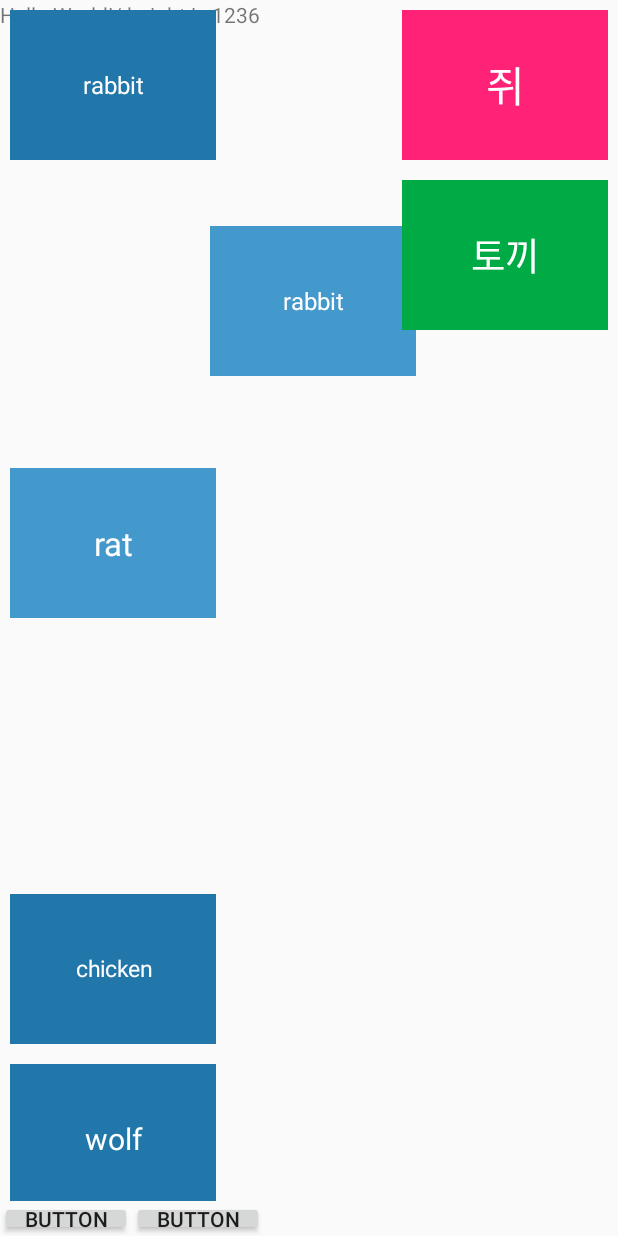
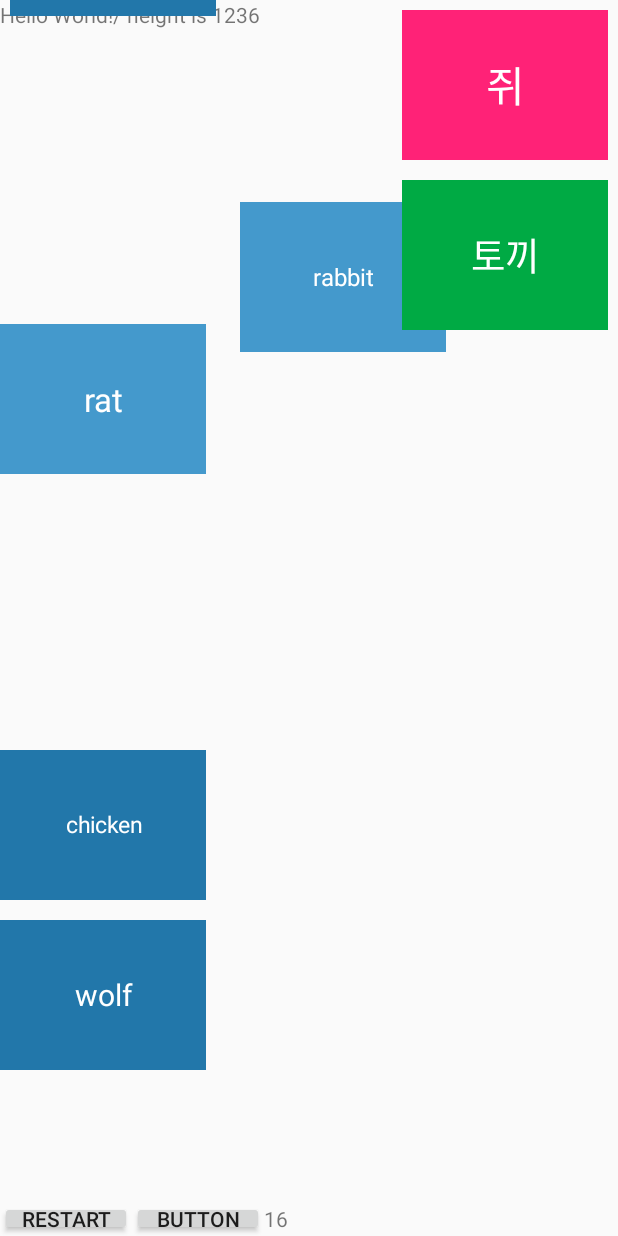
Before and after one commit to ELinda/baggage-bonanza, an Android app: the screen it shows after launch (MainActivity), after a tap on "rat", on a phone screen of 412 x 824 dp. Run offline under Robolectric (Android 15) with nearby library versions, the light colour scheme and no system bars; 2 other taps on this screen came first.

Commit message:
added restart, end-game cases, stopwatch

```diff
--- a/app/src/main/java/com/example/linda/funhouse/MainActivity.java
+++ b/app/src/main/java/com/example/linda/funhouse/MainActivity.java
@@ -20,6 +20,7 @@ import java.io.IOException;
 import java.io.InputStreamReader;
 import java.util.ArrayList;
 import java.util.HashMap;
+import java.util.Map;
 
 public class MainActivity extends AppCompatActivity {
     public static final int ACTIVATED_A_COLOR = Color.parseColor("#4499CC");
@@ -28,7 +29,30 @@ public class MainActivity extends AppCompatActivity {
     public static final int RIGHT_MATCH_COLOR = Color.parseColor("#00AA44");
     public static final int WRONG_MATCH_COLOR = Color.parseColor("#AA4400");
     public static final int TEXT_COLOR = Color.parseColor("#FFFFFF");
+    private static final int BUTTON_MARGIN = 10;
+    private static final int ADD_RIGHT_BUTTON_TASK_INTERVAL = 6000;
+    private static final int SCROLL_LEFT_BUTTON_TASK_INTERVAL = 125;
+    private static final int SCROLL_LEFT_BUTTON_RATE = 8;
+    private StopWatch watch = null;
+    private HashMap<String, String> AQ = new HashMap<String, String>();
+    private ArrayList<String> Q = new ArrayList<String>();
+    private ArrayList<String> A = new ArrayList<String>();
+    private int maxId = 10;
+    private static final int BUTTON_HEIGHT = 150;
+    private int BUTTON_WIDTH;
+    private HashMap<TextView, TextView> QsTakenByA = new HashMap<>();
+    ArrayList<TextView> visibleQ = new ArrayList<>();
+    ArrayList<TextView> visibleA = new ArrayList<>();
+    ArrayList<String> visibleAUnused = new ArrayList<String>();
+    private int maxQs = 0;
     private Handler mHandler;
+    private void clearState(){
+        QsTakenByA.clear();
+        visibleA.clear();
+        visibleQ.clear();
+        visibleAUnused.clear();
+        watch.reset();
+    }
     public class MoveActivatedTextView implements Runnable {
         TextView activated;
         public MoveActivatedTextView(TextView activated){
@@ -57,24 +81,64 @@ public class MainActivity extends AppCompatActivity {
             if (activated.getX() < BUTTON_WIDTH) {
                 mHandler.postDelayed(this, SCROLL_LEFT_BUTTON_TASK_INTERVAL);
             } else {
+                matchQAndA(activated, maxDistance);
+            }
+        }
+        public void matchQAndA(TextView candidateA, float maxDistance){
             visibleA.remove(activated);
             for (TextView q : visibleQ){
-                    System.out.println(String.format("candidate %s with %s",
-                            activated.getText(), q.getText()));
-                    if (is_closest_choice(activated, q, maxDistance)){
-                        System.out.println(String.format("And matched %s with %s",
-                                           activated.getText(), q.getText()));
+                if (isClosestChoice(activated, q, maxDistance)){
+                    /*System.out.println(String.format("Matched %s with %s",
+                            activated.getText(), q.getText()));*/
+                    // if the Q is already matched with an A, return old A to the left column
+                    if (QsTakenByA.containsKey(q)){
+                        visibleA.add(QsTakenByA.get(q));
+                        placeAReturningInBelt(QsTakenByA.get(q));
+                    }
+                    QsTakenByA.put(q, activated);
                     if (AQ.get(activated.getText()).equals(q.getText())){
                         q.setBackgroundColor(RIGHT_MATCH_COLOR);
                     }else{
                         q.setBackgroundColor(WRONG_MATCH_COLOR);
                     }
-                        return;
+                    break;
+                }
+            }
+            // if all answers are taken but some are wrongly assigned, reset all the wrong ones
+            // otherwise, win
+            if (visibleA.size() == 0){
+                winOrResetAllWrongAnswers();
+            }
+        }
+        public void winOrResetAllWrongAnswers(){
+            // questions wrongly answered
+            ArrayList<TextView> wrongQs = new ArrayList<>();
+            for(Map.Entry<TextView, TextView> qa : QsTakenByA.entrySet()){
+                TextView q = qa.getKey();
+                TextView a = qa.getValue();
+                //System.out.println(String.format("Q->A is %s, %s", q.getText(), a.getText()));
+                if (!AQ.get(a.getText()).equals(q.getText())){
+                    visibleA.add(a);
+                    placeAReturningInBelt(a);
+                    wrongQs.add(q);
+                }
+            }
+            // if no questions wrongly answered, you have won! Otherwise, finish the reset
+            if (wrongQs.size() == 0){
+                TextView hello = (TextView) findViewById(R.id.hello);
+                hello.setWidth(getScreenDims().x/3);
+                hello.setTextSize(20);
+                hello.setTextColor(WAITING_Q_COLOR);
+                watch.stop();
+                hello.setText(String.format("You have won in %s seconds!!!111",
+                                            watch.getTimeElapsedSeconds()));
+            }else{
+                for (TextView q : wrongQs){
+                    QsTakenByA.remove(q);
                 }
             }
         }
-        }
-        public boolean is_closest_choice(View v1, View v2, float maxDistance){
+        public boolean isClosestChoice(View v1, View v2, float maxDistance){
             float y_1 = v1.getY();
             float y_2 = v2.getY();
             return y_1 >= y_2 - maxDistance && y_1 <= y_2 + maxDistance;
@@ -83,7 +147,7 @@ public class MainActivity extends AppCompatActivity {
     Runnable addRightButtonTask = new Runnable() {
         @Override
         public void run() {
-            if (visibleQ.size() >= estimateNumberOfSpots())
+            if (visibleQ.size() >= estimateNumberOfSpots() || visibleA.size() == 0)
                 return;
             TextView textView = (TextView)findViewById(R.id.hello);
             RelativeLayout layout = (RelativeLayout) findViewById(R.id.main);
@@ -108,6 +172,8 @@ public class MainActivity extends AppCompatActivity {
     Runnable scrollLeftButtonTask = new Runnable() {
         @Override
         public void run() {
+            if (visibleA.size() == 0)
+                return;
             TextView textView = (TextView)findViewById(R.id.hello);
             RelativeLayout layout = (RelativeLayout) findViewById(R.id.main);
 
@@ -116,9 +182,7 @@ public class MainActivity extends AppCompatActivity {
             int[] xy = new int[2];
             highestA.getLocationOnScreen(xy);
             if (xy[1] < -1 * BUTTON_HEIGHT) {
-                float offsetBelow = BUTTON_HEIGHT + 2 * BUTTON_MARGIN;
-                float lowestY = visibleA.get(visibleA.size() - 1).getY();
-                highestA.setY(Math.max(lowestY + offsetBelow, getScreenDims().y - offsetBelow));
+                placeAReturningInBelt(highestA);
                 visibleA.remove(0);
                 visibleA.add(highestA);
             }else {
@@ -129,6 +193,13 @@ public class MainActivity extends AppCompatActivity {
             mHandler.postDelayed(this, SCROLL_LEFT_BUTTON_TASK_INTERVAL);
         }
     };
+    private void placeAReturningInBelt(TextView a){
+        float offsetBelow = BUTTON_HEIGHT + 2 * BUTTON_MARGIN;
+        float lowestY = visibleA.get(visibleA.size() - 1).getY();
+        a.setY(Math.max(lowestY + offsetBelow, getScreenDims().y - offsetBelow));
+        a.setX(0);
+        a.setBackgroundColor(CANDIDATE_A_COLOR);
+    }
     private boolean hasNoSpaceForNextQ(){
         if (visibleQ == null || visibleQ.size() == 0) return false;
         int[] xy = new int[2];
@@ -139,9 +210,15 @@ public class MainActivity extends AppCompatActivity {
     @Override
     protected void onCreate(Bundle savedInstanceState) {
         super.onCreate(savedInstanceState);
-
         setContentView(R.layout.activity_main);
         mHandler = new Handler(Looper.getMainLooper());
+        start();
+    }
+    private void restart(){
+        clearState();
+        start();
+    }
+    private void start(){
         if (isExternalStorageWritable()) {
 
         }
@@ -159,6 +236,8 @@ public class MainActivity extends AppCompatActivity {
         mHandler.postDelayed(addRightButtonTask, ADD_RIGHT_BUTTON_TASK_INTERVAL);
         mHandler.postDelayed(scrollLeftButtonTask, SCROLL_LEFT_BUTTON_TASK_INTERVAL);
         mHandler.postDelayed(flattenAllAs, 100);
+        watch = new StopWatch((TextView)findViewById(R.id.timer));
+        watch.start();
     }
     @Override
     protected void onStart() {
@@ -173,22 +252,6 @@ public class MainActivity extends AppCompatActivity {
     protected void onResume() {
         super.onResume();
     }
-    private HashMap<String, String> QA = new HashMap<String, String>();
-    private HashMap<String, String> AQ = new HashMap<String, String>();
-    private ArrayList<String> Q = new ArrayList<String>();
-    private ArrayList<String> A = new ArrayList<String>();
-    private int maxId = 10;
-    private static final int BUTTON_HEIGHT = 150;
-    private int BUTTON_WIDTH;
-    private static final int BUTTON_MARGIN = 10;
-    private static final int ADD_RIGHT_BUTTON_TASK_INTERVAL = 6000;
-    private static final int SCROLL_LEFT_BUTTON_TASK_INTERVAL = 125;
-    private static final int SCROLL_LEFT_BUTTON_RATE = 8;
-    private HashMap<TextView, TextView> QsTakenByA = new HashMap<>();
-    ArrayList<TextView> visibleQ = new ArrayList<>();
-    ArrayList<TextView> visibleA = new ArrayList<>();
-    ArrayList<String> visibleAUnused = new ArrayList<String>();
-    private int maxQs = 0;
 
     public void addA(TextView answerView){
         visibleA.add(answerView);
@@ -223,7 +286,6 @@ public class MainActivity extends AppCompatActivity {
             for(String line; (line = br.readLine()) != null; ){
                 String[] qa = line.split(" ", 2);
                 if (qa.length > 1) {
-                    this.QA.put(qa[0], qa[1]);
                     this.AQ.put(qa[1], qa[0]);
                     Q.add(qa[0]);
                     A.add(qa[1]);
--- /dev/null
+++ b/app/src/main/java/com/example/linda/funhouse/StopWatch.java
@@ -0,0 +1,59 @@
+package com.example.linda.funhouse;
+
+import android.os.Handler;
+import android.os.Message;
+import android.os.SystemClock;
+import android.widget.TextView;
+
+import java.util.concurrent.TimeUnit;
+
+/**
+ * Created by linda on 6/8/16.
+ */
+public class StopWatch {
+    private static final int UPDATE_INTERVAL = 1000;
+    private long startTime;
+    private TextView textView;
+
+    public StopWatch(TextView textView) {
+        this.textView = textView;
+    }
+
+    public int getTimeElapsedSeconds(){
+        long elapsedTime = SystemClock.elapsedRealtime() - startTime;
+        return (int) TimeUnit.MILLISECONDS.toSeconds(elapsedTime);
+    }
+    public void start() {
+        startTime = SystemClock.elapsedRealtime();
+        handler.sendMessage(handler.obtainMessage(MSG));
+    }
+
+    public void stop() {
+        handler.removeMessages(MSG);
+    }
+
+    public void reset() {
+        startTime = SystemClock.elapsedRealtime();
+    }
+    private Handler mHandler;
+
+    private static final int MSG = 1;
+
+    private Handler handler = new Handler() {
+        @Override
+        public void handleMessage(Message msg) {
+            long elapsedTime = SystemClock.elapsedRealtime() - startTime;
+            int hours = (int)TimeUnit.MILLISECONDS.toHours(elapsedTime);
+            int mins =  (int)(TimeUnit.MILLISECONDS.toMinutes(elapsedTime)
+                              - TimeUnit.HOURS.toMinutes(hours));
+            int secs = (int)(TimeUnit.MILLISECONDS.toSeconds(elapsedTime)
+                              - TimeUnit.HOURS.toSeconds(hours)
+                              - TimeUnit.MINUTES.toSeconds(mins));
+            String hour_part = hours > 0 ? String.format("%02d:", hours) : "";
+            String minute_part = mins > 0 ? String.format("%02d:", mins) : "";
+            String second_part = String.format("%02d", secs);
+            textView.setText(hour_part + minute_part + second_part);
+            sendMessageDelayed(obtainMessage(MSG), UPDATE_INTERVAL);
+        }
+    };
+}
--- a/app/src/main/res/layout/activity_main.xml
+++ b/app/src/main/res/layout/activity_main.xml
@@ -35,15 +35,19 @@
         android:layout_width="wrap_content"
         android:layout_height="wrap_content"
         android:padding="0dp"
-        android:text="Button" />
-
-
+        android:text="Restart" />
     <Button
-        android:id="@+id/button1"
+        android:id="@+id/restart"
         android:layout_width="wrap_content"
         android:layout_height="wrap_content"
         android:padding="0dp"
+        android:onClick="restart"
         android:text="Button" />
+    <TextView
+        android:layout_width="wrap_content"
+        android:layout_height="wrap_content"
+        android:id="@+id/timer"
+        android:text="0:00" />
 
 </LinearLayout>
 </LinearLayout>
```
Lines whose indentation alone changed are shown as unchanged.
